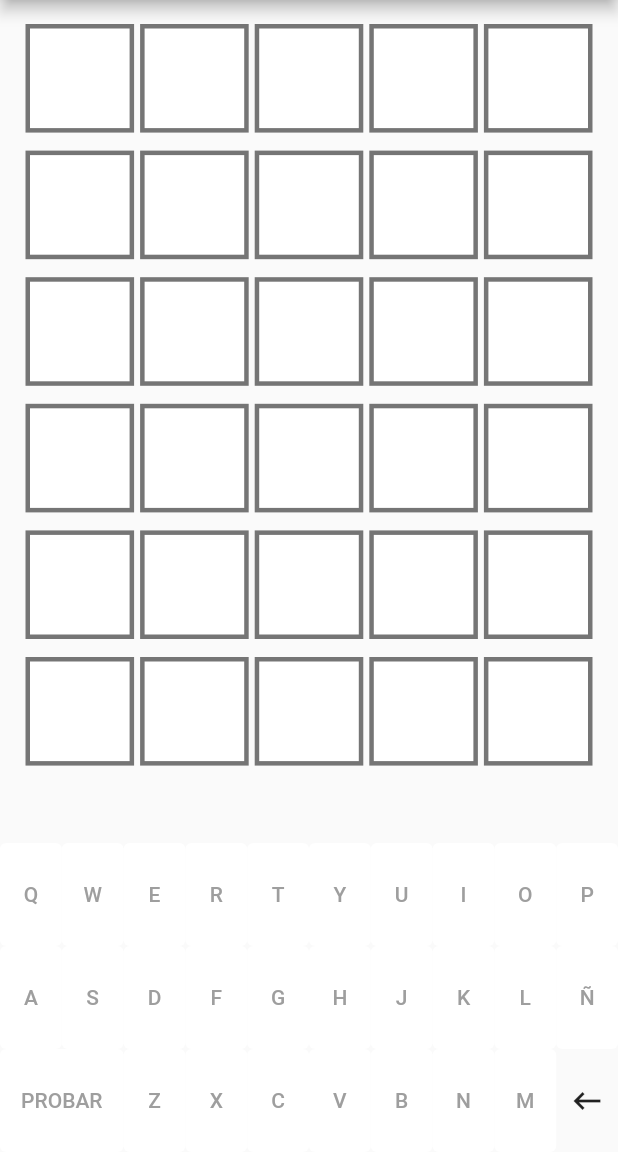
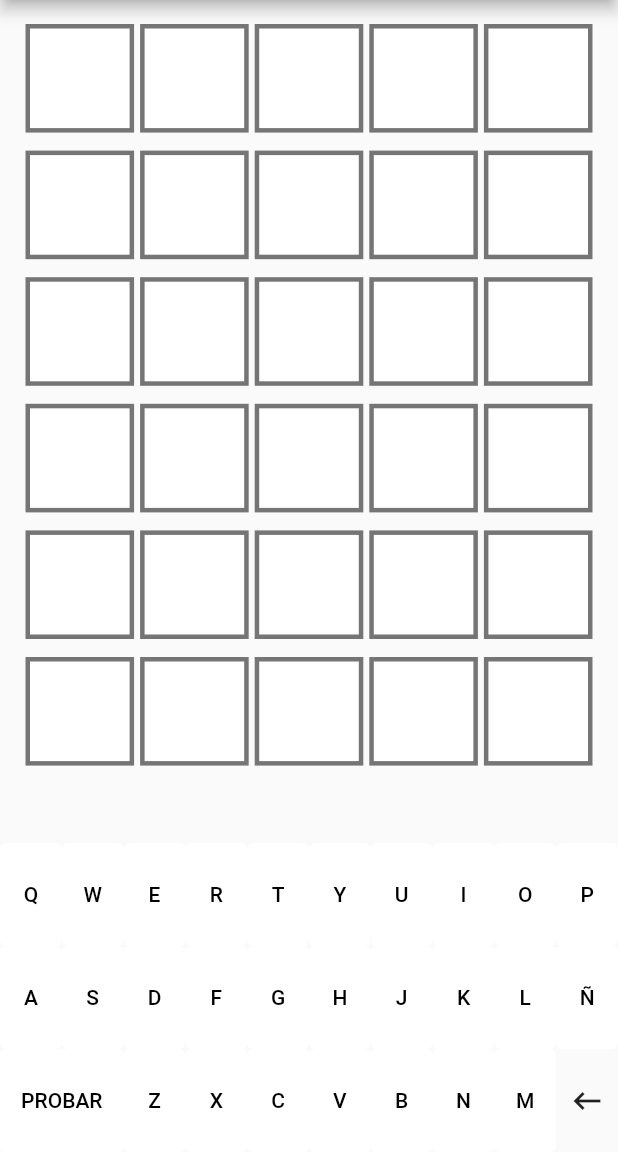
Before and after one commit to joaquinsolla/Encasillado, a Flutter app: the screen it shows after launch, after a tap on "PROBAR", on a phone screen of 412 x 824 dp, the part 84-1236 px from its top. Run offline on Flutter 3.47's test engine with Material 2 defaults, Android fonts, the phone set to English and light mode, and no system bars; our stand-ins replace flushbar.

Commit message:
COLOR KEYBOARD V1

```diff
--- a/lib/init_view.dart
+++ b/lib/init_view.dart
@@ -2,7 +2,6 @@ import 'package:flutter/material.dart';
 
 import 'common.dart';
 import 'my_keyboard.dart';
-import 'word_database.dart';
 
 
 class MyApp extends StatelessWidget {
--- a/lib/main.dart
+++ b/lib/main.dart
@@ -11,9 +11,10 @@ void main() {
    *  --no-sound-null-safety */
 
   /** DATABASE SELECTOR */
-  // testDB
+  // testDB0
+  // testDB1
   // bigDB
-  selectedDatabase = testDB;
+  selectedDatabase = testDB1;
 
   generateWord();
   runApp(MyApp());
--- a/lib/my_keyboard.dart
+++ b/lib/my_keyboard.dart
@@ -1,18 +1,43 @@
 import 'package:flutter/material.dart';
-
 
 import 'common.dart';
 import 'init_view.dart';
-import 'word_database.dart';
+
+
+List <String> greenKeys = [];
+List <String> yellowKeys = [];
+List <String> greyKeys = [];
 
 
 SizedBox my_letter_key(String char){
+  Color? mycolor = Colors.white;
+
+  for (var i = 0; i < greenKeys.length; i++) {
+    if(char == greenKeys[i]) {
+      mycolor = Colors.green;
+    }
+  }
+  if (mycolor == Colors.white){
+    for (var i = 0; i < yellowKeys.length; i++) {
+      if(char == yellowKeys[i]) {
+        mycolor = Colors.yellow;
+      }
+    }
+  }
+  if (mycolor == Colors.white){
+    for (var i = 0; i < greyKeys.length; i++) {
+      if(char == greyKeys[i]) {
+        mycolor = Colors.grey;
+      }
+    }
+  }
+
   return SizedBox(
     height: (devWidth/6),
     width: (devWidth/10),
     child: TextButton(
       child: Text(char),
-      style: TextButton.styleFrom(primary: Colors.grey, backgroundColor: Colors.white),
+      style: TextButton.styleFrom(primary: Colors.black, backgroundColor: mycolor),
       onPressed: () {
         if (!finished){
           if (canWrite){
@@ -33,7 +58,7 @@ SizedBox my_enter_key(BuildContext context) {
     width: (devWidth / 5),
     child: TextButton(
       child: const Text("PROBAR"),
-      style: TextButton.styleFrom(primary: Colors.grey, backgroundColor: Colors.white),
+      style: TextButton.styleFrom(primary: Colors.black, backgroundColor: Colors.white),
       onPressed: () {
         if (currentCell == 5 || currentCell == 10 || currentCell == 15 ||
             currentCell == 20 || currentCell == 25 || currentCell == 30) {
@@ -164,6 +189,7 @@ bool check_word() {
     for (var i = 0; i < 5; i++) {
       if (inputMatrix[currentRow * 5 + i] == wordOfTheDay[i]) {
         colorsArray[currentRow * 5 + i] = "V";
+        greenKeys.insert(0,inputMatrix[currentRow * 5 + i]);
         correctLetterByLetter[i] = "";
         inputLetterByLetter[i] = "-";
       }
@@ -173,6 +199,7 @@ bool check_word() {
       for (var j = 0; j < 5; j++) {
         if (inputLetterByLetter[i] == correctLetterByLetter[j] && inputLetterByLetter[i] != "-" && correctLetterByLetter[j] != "") {
           colorsArray[currentRow * 5 + i] = "A";
+          yellowKeys.insert(0,inputLetterByLetter[i]);
           correctLetterByLetter[j] = "";
           inputLetterByLetter[i] = "-";
         }
@@ -182,6 +209,7 @@ bool check_word() {
     for (var i = 0; i < 5; i++) {
       if (inputLetterByLetter[i] != "-"){
         colorsArray[currentRow * 5 + i] = "G";
+        greyKeys.insert(0,inputLetterByLetter[i]);
       }
     }
     return false;
--- a/lib/word_generator.dart
+++ b/lib/word_generator.dart
@@ -1,6 +1,5 @@
 import 'dart:math';
 
-import 'word_database.dart';
 import 'common.dart';
 
 
```
Also changed, not shown: lib/common.dart (+5 -3 lines), lib/word_database.dart (+3 -2 lines).
